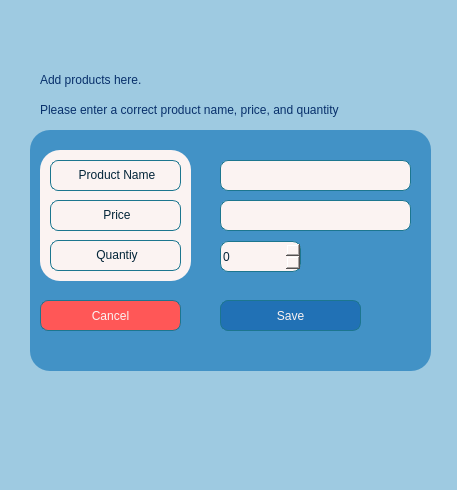
Above: ui/add_product_form.ui from JustRax/AppDev-Project-DailySalesTracker-BSIT22A2 before the change. Below: the same form after it.
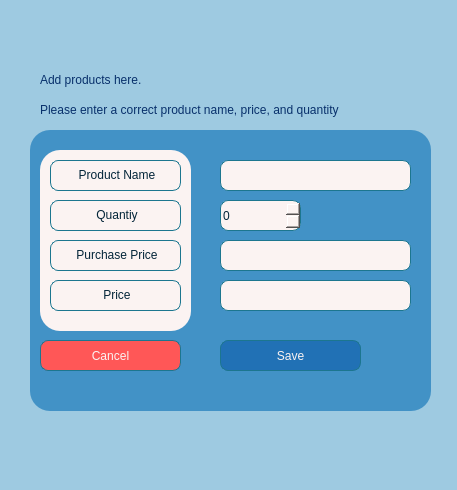
That is the form after the change.

What changed in the file:
```diff
--- a/ui/add_product_form.ui
+++ b/ui/add_product_form.ui
@@ -24,7 +24,7 @@
       <x>30</x>
       <y>130</y>
       <width>401</width>
-      <height>241</height>
+      <height>281</height>
      </rect>
     </property>
     <property name="styleSheet">
@@ -63,7 +63,7 @@
        <x>10</x>
        <y>20</y>
        <width>151</width>
-       <height>131</height>
+       <height>181</height>
       </rect>
      </property>
      <property name="styleSheet">
@@ -77,7 +77,7 @@
      <property name="geometry">
       <rect>
        <x>20</x>
-       <y>70</y>
+       <y>150</y>
        <width>131</width>
        <height>31</height>
       </rect>
@@ -97,7 +97,7 @@
      <property name="geometry">
       <rect>
        <x>20</x>
-       <y>110</y>
+       <y>70</y>
        <width>131</width>
        <height>31</height>
       </rect>
@@ -134,7 +134,7 @@
      <property name="geometry">
       <rect>
        <x>190</x>
-       <y>70</y>
+       <y>150</y>
        <width>191</width>
        <height>31</height>
       </rect>
@@ -151,7 +151,7 @@
      <property name="geometry">
       <rect>
        <x>190</x>
-       <y>111</y>
+       <y>70</y>
        <width>81</width>
        <height>31</height>
       </rect>
@@ -168,7 +168,7 @@
      <property name="geometry">
       <rect>
        <x>10</x>
-       <y>170</y>
+       <y>210</y>
        <width>141</width>
        <height>31</height>
       </rect>
@@ -184,6 +184,43 @@
       <string>Cancel</string>
      </property>
     </widget>
+    <widget class="QLabel" name="newPassword_3">
+     <property name="geometry">
+      <rect>
+       <x>20</x>
+       <y>110</y>
+       <width>131</width>
+       <height>31</height>
+      </rect>
+     </property>
+     <property name="styleSheet">
+      <string notr="true">background-color:rgb(251, 243, 242);
+color:rgb(3, 37, 57);
+font: 75 10pt &quot;Verdana&quot;;
+border: 1px solid rgb(28, 118, 143);
+border-radius: 8px;</string>
+     </property>
+     <property name="text">
+      <string>&lt;html&gt;&lt;head/&gt;&lt;body&gt;&lt;p align=&quot;center&quot;&gt;Purchase Price&lt;/p&gt;&lt;/body&gt;&lt;/html&gt;</string>
+     </property>
+    </widget>
+    <widget class="QLineEdit" name="purchasePriceInput">
+     <property name="geometry">
+      <rect>
+       <x>190</x>
+       <y>110</y>
+       <width>191</width>
+       <height>31</height>
+      </rect>
+     </property>
+     <property name="styleSheet">
+      <string notr="true">background-color:rgb(251, 243, 242);;
+color:rgb(3, 37, 57);
+font: 75 10pt &quot;Verdana&quot;;
+border: 1px solid rgb(28, 118, 143);
+border-radius: 8px;</string>
+     </property>
+    </widget>
     <zorder>line</zorder>
     <zorder>label_4</zorder>
     <zorder>newPassword_2</zorder>
@@ -192,12 +229,14 @@
     <zorder>priceInput</zorder>
     <zorder>stockInput</zorder>
     <zorder>backBtn</zorder>
+    <zorder>newPassword_3</zorder>
+    <zorder>purchasePriceInput</zorder>
    </widget>
    <widget class="QPushButton" name="saveBtn">
     <property name="geometry">
      <rect>
       <x>220</x>
-      <y>300</y>
+      <y>340</y>
       <width>141</width>
       <height>31</height>
      </rect>
```
